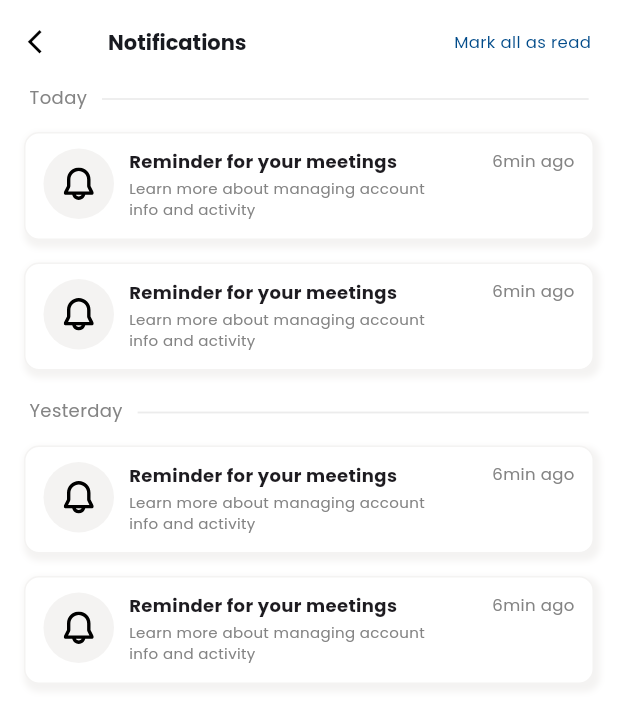
After one commit to susan040/hr_management, a Flutter app: the NotificationScreen screen opened directly, on a phone screen of 412 x 824 dp. The commit adds this screen. Shown: the top 725 px of the screen. Run offline on Flutter 3.47's test engine with Material 3 defaults, Android fonts, the light colour scheme and no system bars; our stand-ins replace cached_network_image, flutter_svg, get, image_picker, permission_handler; network calls fail.

Commit message:
completed notification screen

```diff
--- a/lib/utils/image_path.dart
+++ b/lib/utils/image_path.dart
@@ -39,6 +39,7 @@ class ImagePath {
   static const String helpCenter = "$baseIconPath/help_center.svg";
   static const String chat = "$baseIconPath/chat.svg";
   static const String rightArrow = "$baseIconPath/arrow.svg";
+  static const String arrowLeft = "$baseIconPath/arrow_left.svg";
 
   static const String logo = "$baseImagePath/logo.png";
   static const String privacyPolicy = "$baseImagePath/privacy_policy.png";
@@ -49,4 +50,5 @@ class ImagePath {
   static const String emailVerification =
       "$baseImagePath/email_verification.png";
   static const String forgotPassword = "$baseImagePath/forgot_password.png";
+  static const String leftArrow = "$baseImagePath/arrow_left.png";
 }
--- a/lib/views/dashboard/history_screen.dart
+++ b/lib/views/dashboard/history_screen.dart
@@ -23,7 +23,7 @@ class HistoryScreen extends StatelessWidget {
               onTap: () {},
               child: Text(
                 "Mark all as read",
-                style: CustomTextStyles.f12W400(color: AppColors.primaryColor),
+                style: CustomTextStyles.f11W400(color: AppColors.primaryColor),
               ),
             ),
           )
@@ -47,9 +47,9 @@ class HistoryScreen extends StatelessWidget {
                     margin: EdgeInsets.only(
                       top: 3,
                     ),
-                    height: 1,
+                    height: 1.2,
                     width: Get.width / 1.27,
-                    color: AppColors.lGrey,
+                    color: AppColors.shimmerBase,
                   )
                 ],
               ),
@@ -81,9 +81,9 @@ class HistoryScreen extends StatelessWidget {
                     margin: EdgeInsets.only(
                       top: 3,
                     ),
-                    height: 1,
+                    height: 1.2,
                     width: Get.width / 1.4,
-                    color: AppColors.lGrey,
+                    color: AppColors.shimmerBase,
                   )
                 ],
               ),
@@ -115,9 +115,9 @@ class HistoryScreen extends StatelessWidget {
                     margin: EdgeInsets.only(
                       top: 3,
                     ),
-                    height: 1,
+                    height: 1.2,
                     width: Get.width / 1.4,
-                    color: AppColors.lGrey,
+                    color: AppColors.shimmerBase,
                   )
                 ],
               ),
--- a/lib/views/dashboard/home_screen.dart
+++ b/lib/views/dashboard/home_screen.dart
@@ -7,6 +7,7 @@ import 'package:hr_management/utils/colors.dart';
 import 'package:hr_management/utils/custom_text_style.dart';
 import 'package:hr_management/utils/image_path.dart';
 import 'package:hr_management/views/dashboard/all_services_screen.dart';
+import 'package:hr_management/views/dashboard/notification_screen.dart';
 import 'package:hr_management/widgets/services_widgets.dart';
 import 'package:hr_management/widgets/tab_bar_widget.dart';
 
@@ -63,7 +64,11 @@ class HomeScreen extends StatelessWidget {
                           ]),
                     ]),
                   ),
-                  Stack(
+                  InkWell(
+                    onTap: () {
+                      Get.to(() => NotificationScreen());
+                    },
+                    child: Stack(
                       children: [
                         Padding(
                           padding: const EdgeInsets.only(
@@ -93,6 +98,7 @@ class HomeScreen extends StatelessWidget {
                           ),
                         )
                       ],
+                    ),
                   )
                 ],
               ),
--- /dev/null
+++ b/lib/views/dashboard/notification_screen.dart
@@ -0,0 +1,186 @@
+import 'package:flutter/material.dart';
+import 'package:flutter_svg/flutter_svg.dart';
+import 'package:get/get.dart';
+import 'package:hr_management/utils/colors.dart';
+import 'package:hr_management/utils/custom_text_style.dart';
+import 'package:hr_management/utils/image_path.dart';
+
+class NotificationScreen extends StatelessWidget {
+  const NotificationScreen({super.key});
+
+  @override
+  Widget build(BuildContext context) {
+    return Scaffold(
+      backgroundColor: AppColors.extraWhite,
+      appBar: AppBar(
+        backgroundColor: AppColors.extraWhite,
+        leading: InkWell(
+            onTap: () {
+              Get.back();
+            },
+            child: Icon(
+              Icons.arrow_back_ios,
+              size: 19,
+              color: Colors.black,
+            )),
+        centerTitle: false,
+        title: Text(
+          "Notifications",
+          style: CustomTextStyles.f14W600(color: AppColors.backGroundDark),
+        ),
+        actions: [
+          Padding(
+            padding: const EdgeInsets.only(right: 18),
+            child: InkWell(
+              onTap: () {},
+              child: Text(
+                "Mark all as read",
+                style: CustomTextStyles.f11W400(color: AppColors.primaryColor),
+              ),
+            ),
+          )
+        ],
+      ),
+      body: Column(
+        children: [
+          Row(
+            mainAxisAlignment: MainAxisAlignment.center,
+            children: [
+              Text(
+                "Today",
+                style: CustomTextStyles.f12W400(
+                    color: AppColors.secondaryTextColor),
+              ),
+              SizedBox(width: 10),
+              Container(
+                margin: EdgeInsets.only(
+                  top: 3,
+                ),
+                height: 1.2,
+                width: Get.width / 1.27,
+                color: AppColors.shimmerBase,
+              )
+            ],
+          ),
+          NotificationWidget(
+              text: "Reminder for your meetings",
+              text2: "Learn more about managing account info and activity",
+              time: "6min ago"),
+          NotificationWidget(
+              text: "Reminder for your meetings",
+              text2: "Learn more about managing account info and activity",
+              time: "6min ago"),
+          SizedBox(height: 18),
+          Row(
+            mainAxisAlignment: MainAxisAlignment.center,
+            children: [
+              Text(
+                "Yesterday",
+                style: CustomTextStyles.f12W400(
+                    color: AppColors.secondaryTextColor),
+              ),
+              SizedBox(width: 10),
+              Container(
+                margin: EdgeInsets.only(
+                  top: 3,
+                ),
+                height: 1.2,
+                width: Get.width / 1.37,
+                color: AppColors.shimmerBase,
+              )
+            ],
+          ),
+          NotificationWidget(
+              text: "Reminder for your meetings",
+              text2: "Learn more about managing account info and activity",
+              time: "6min ago"),
+          NotificationWidget(
+              text: "Reminder for your meetings",
+              text2: "Learn more about managing account info and activity",
+              time: "6min ago")
+        ],
+      ),
+    );
+  }
+}
+
+class NotificationWidget extends StatelessWidget {
+  const NotificationWidget({
+    super.key,
+    required this.text,
+    required this.text2,
+    required this.time,
+  });
+  final String text;
+  final String text2;
+  final String time;
+  @override
+  Widget build(BuildContext context) {
+    return Container(
+      margin: EdgeInsets.only(left: 16, right: 16, top: 15),
+      padding: EdgeInsets.only(right: 12, top: 10),
+      height: 72,
+      width: double.infinity,
+      decoration: BoxDecoration(
+          color: AppColors.extraWhite,
+          border: Border.all(width: 1, color: AppColors.lGrey),
+          borderRadius: BorderRadius.circular(10),
+          boxShadow: [
+            BoxShadow(
+                color: AppColors.lGrey,
+                spreadRadius: 2,
+                blurRadius: 3,
+                offset: Offset(2, 3))
+          ]),
+      child: Row(
+        mainAxisAlignment: MainAxisAlignment.spaceBetween,
+        crossAxisAlignment: CrossAxisAlignment.start,
+        children: [
+          Row(
+            crossAxisAlignment: CrossAxisAlignment.start,
+            children: [
+              Container(
+                margin: EdgeInsets.only(left: 12, right: 10),
+                height: 47,
+                width: 47,
+                decoration: BoxDecoration(
+                    color: AppColors.lGrey,
+                    borderRadius: BorderRadius.circular(100)),
+                child: Center(
+                    child: SvgPicture.asset(
+                  ImagePath.notification,
+                  height: 23,
+                  width: 20,
+                )),
+              ),
+              Column(
+                crossAxisAlignment: CrossAxisAlignment.start,
+                children: [
+                  Text(
+                    text,
+                    style: CustomTextStyles.f12W600(),
+                  ),
+                  SizedBox(height: 2.5),
+                  SizedBox(
+                    width: 210,
+                    child: Text(
+                      text2,
+                      style: CustomTextStyles.f10W400(
+                          color: AppColors.secondaryTextColor),
+                      maxLines: 3,
+                    ),
+                  ),
+                ],
+              ),
+            ],
+          ),
+          Text(
+            time,
+            style:
+                CustomTextStyles.f11W400(color: AppColors.secondaryTextColor),
+          )
+        ],
+      ),
+    );
+  }
+}
```
Also changed, not shown: assets/icons/arrow_left.svg (added), assets/images/arrow_left.png (added). Lines whose indentation alone changed are shown as unchanged.
